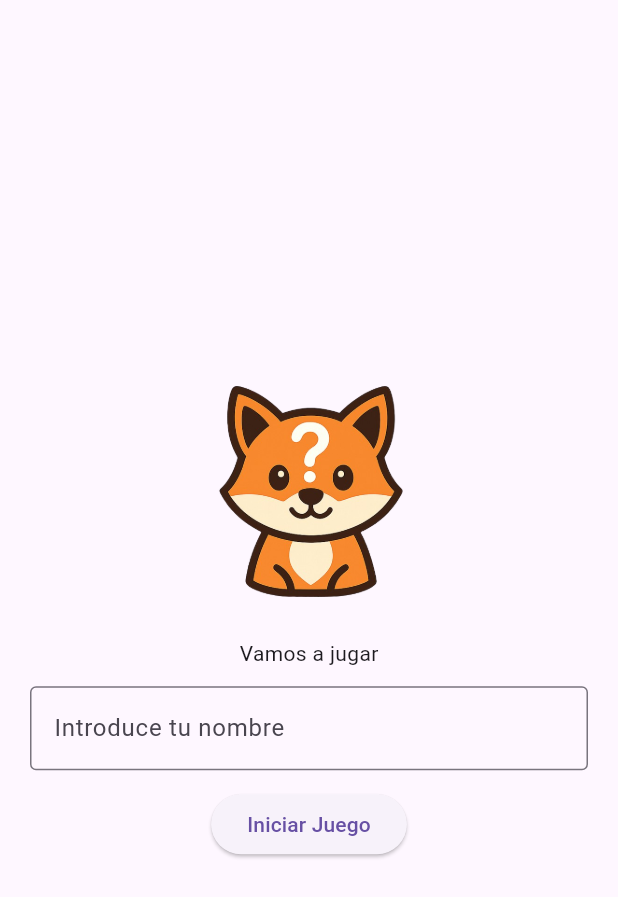
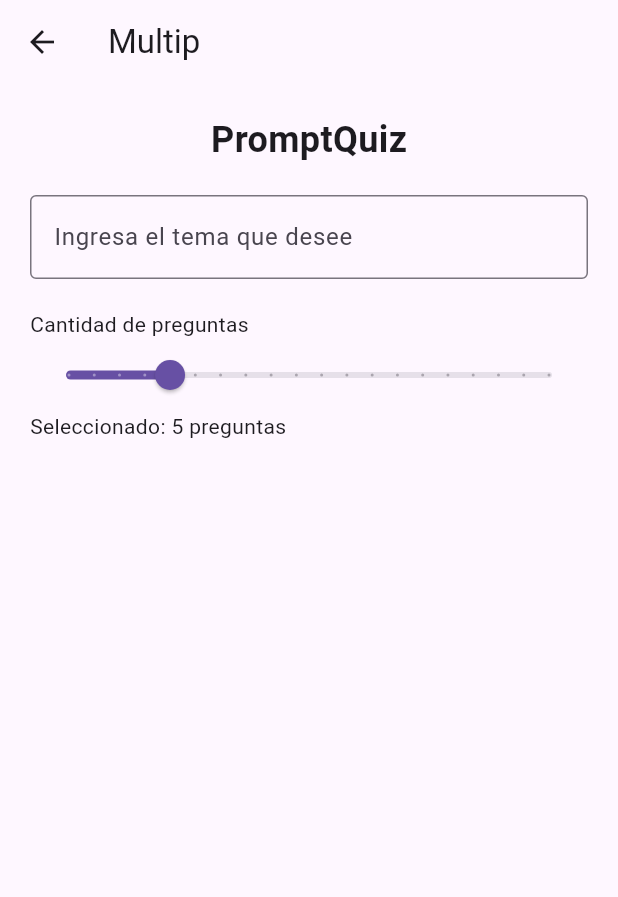
Before and after one commit to RichardTali/quizApp, a Flutter app: the screen it shows after launch, after a tap on "Iniciar Juego", on a phone screen of 412 x 824 dp. Shown: the top 897 px of the screen. Run offline on Flutter 3.47's test engine with Material 3 defaults, Android fonts, the phone set to English and light mode, and no system bars.

Commit message:
Pantalla multi

```diff
--- a/lib/multi.dart
+++ b/lib/multi.dart
@@ -1,28 +1,60 @@
 import 'package:flutter/material.dart';
 
-class Multi extends StatefulWidget {
-  const Multi({super.key});
+class MultiScreen extends StatefulWidget {
+  const MultiScreen({super.key});
 
   @override
-  State<Multi> createState() => _MultiState();
+  State<MultiScreen> createState() => _MultiState();
 }
 
-class _MultiState extends State<Multi> {
+class _MultiState extends State<MultiScreen> {
+  double _sliderValue = 5;
   @override
   Widget build(BuildContext context) {
     return Scaffold(
-      appBar: AppBar(
-        title: Text('Multip'),
+      appBar: AppBar(title: Text('Multip')),
+      body: Center(
+        child: Padding(
+          padding: const EdgeInsets.all(20),
+          child: Form(
+            child: Column(
+              children: [
+                const Text(
+                  'PromptQuiz',
+                  style: TextStyle(fontSize: 24, fontWeight: FontWeight.bold),
+                ),
+                const SizedBox(height: 20),
+                TextFormField(
+                  decoration: const InputDecoration(
+                    labelText: 'Ingresa el tema que desee',
+                    border: OutlineInputBorder(),
+                  ),
+                ),
+                SizedBox(height: 20),
+                Column(
+                  crossAxisAlignment: CrossAxisAlignment.start,
+                  children: [
+                    Text('Cantidad de preguntas'),
+                    Slider(
+                      min: 1,
+                      max: 20,
+                      divisions: 19,
+                      value: _sliderValue,
 
+                      onChanged: (value) {
+                        setState(() {
+                          _sliderValue = value;
+                        });
+                      },
+                    ),
+                    Text('Seleccionado: ${_sliderValue.round()} preguntas'),
+                  ],
+                ),
+              ],
+            ),
+          ),
+        ),
       ),
-      body:Center(
-        child: Column(
-          mainAxisAlignment: MainAxisAlignment.center,
-          children: [
-            Text('data')
-          ],
-        ),
-      )
     );
   }
 }
--- a/lib/screen.dart
+++ b/lib/screen.dart
@@ -1,4 +1,5 @@
 import 'package:flutter/material.dart';
+import 'package:quizapp/multi.dart';
 
 class HomeScreen extends StatefulWidget {
   const HomeScreen({super.key});
@@ -34,7 +35,14 @@ class _HomeScreenState extends State<HomeScreen> {
                   ),
                   SizedBox(height: 12),
                   ElevatedButton(
-                    onPressed: (){},
+                    onPressed: (){
+                      Navigator.push(
+                          context,
+                          MaterialPageRoute(
+                            builder: (context) => const MultiScreen(),
+                          ),
+                        );
+                    },
                      child: Text('Iniciar Juego'),),
                 ],
               )),
```
